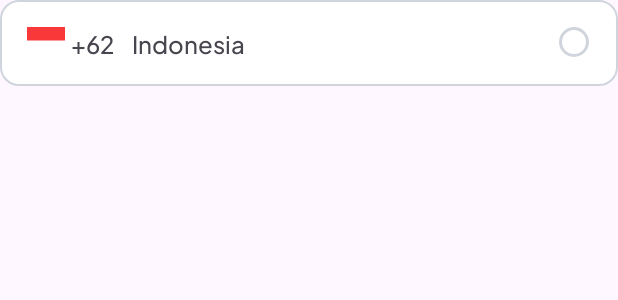
After one commit to SkyExplorer-Team/android-dev, an Android app: the layout item_phone_number.xml on its own in the app's theme, with its tools: preview values and no code run, on a phone screen of 412 x 824 dp. The commit adds this screen. Shown: the top 300 px of the screen. Run offline under Robolectric (Android 15) with nearby library versions, the phone set to English and light mode, and no system bars.

Commit message:
slicing OTP

```diff
--- a/app/build.gradle.kts
+++ b/app/build.gradle.kts
@@ -50,4 +50,5 @@ dependencies {
     testImplementation("junit:junit:4.13.2")
     androidTestImplementation("androidx.test.ext:junit:1.1.5")
     androidTestImplementation("androidx.test.espresso:espresso-core:3.5.1")
+    implementation("com.github.mukeshsolanki.android-otpview-pinview:otpview:3.1.0")
 }
--- /dev/null
+++ b/app/src/main/res/drawable/bg_nationality_border.xml
@@ -0,0 +1,8 @@
+<?xml version="1.0" encoding="utf-8"?>
+<shape xmlns:android="http://schemas.android.com/apk/res/android">
+    <solid android:color="@color/white" /> <!-- Warna latar belakang (putih) -->
+    <corners android:radius="12dp" /> <!-- Radius sudut (12dp) -->
+    <stroke
+        android:width="1dp"
+        android:color="@color/neutral_300" />
+</shape>
--- /dev/null
+++ b/app/src/main/res/drawable/indonesia.xml
@@ -0,0 +1,17 @@
+<vector xmlns:android="http://schemas.android.com/apk/res/android"
+    android:width="22dp"
+    android:height="16dp"
+    android:viewportWidth="22"
+    android:viewportHeight="16">
+  <group>
+    <clip-path
+        android:pathData="M0,0h22v16h-22z"/>
+    <path
+        android:pathData="M2,0L20,0A2,2 0,0 1,22 2L22,14A2,2 0,0 1,20 16L2,16A2,2 0,0 1,0 14L0,2A2,2 0,0 1,2 0z"
+        android:fillColor="#ffffff"/>
+    <path
+        android:pathData="M0,0H22V8H0V0Z"
+        android:fillColor="#F93939"
+        android:fillType="evenOdd"/>
+  </group>
+</vector>
--- a/app/src/main/res/layout/fragment_sign_in.xml
+++ b/app/src/main/res/layout/fragment_sign_in.xml
@@ -140,7 +140,6 @@
         android:text="@string/sign_up"
         android:textColor="@color/primary_500"
         android:textSize="16sp"
-
         app:layout_constraintBottom_toTopOf="@id/btnSignIn"
         app:layout_constraintEnd_toEndOf="parent"
         app:layout_constraintStart_toEndOf="@id/haventAcc" />
--- /dev/null
+++ b/app/src/main/res/layout/item_phone_number.xml
@@ -0,0 +1,53 @@
+<?xml version="1.0" encoding="utf-8"?>
+<androidx.constraintlayout.widget.ConstraintLayout xmlns:android="http://schemas.android.com/apk/res/android"
+    xmlns:app="http://schemas.android.com/apk/res-auto"
+    xmlns:tools="http://schemas.android.com/tools"
+    android:layout_width="match_parent"
+    android:layout_height="wrap_content"
+    android:layout_marginBottom="20dp"
+    android:background="@drawable/bg_nationality_border"
+    android:padding="18dp">
+
+    <ImageView
+        android:id="@+id/ivNationality"
+        android:layout_width="25dp"
+        android:layout_height="18dp"
+        android:src="@drawable/indonesia"
+        app:layout_constraintStart_toStartOf="parent"
+        app:layout_constraintTop_toTopOf="parent" />
+
+    <TextView
+        android:id="@+id/tvCode"
+        android:layout_width="wrap_content"
+        android:layout_height="wrap_content"
+        android:fontFamily="@font/pjs_medium"
+        android:textSize="16sp"
+        android:layout_marginStart="4dp"
+        app:layout_constraintBottom_toBottomOf="@id/ivNationality"
+        app:layout_constraintStart_toEndOf="@id/ivNationality"
+        app:layout_constraintTop_toTopOf="@id/ivNationality"
+        tools:text="+62" />
+
+    <TextView
+        android:id="@+id/tvNationality"
+        android:layout_width="wrap_content"
+        android:layout_height="wrap_content"
+        android:layout_marginStart="12dp"
+        android:fontFamily="@font/pjs_medium"
+        android:textSize="16sp"
+        app:layout_constraintBottom_toBottomOf="@id/ivNationality"
+        app:layout_constraintStart_toEndOf="@id/tvCode"
+        app:layout_constraintTop_toTopOf="@id/ivNationality"
+        tools:text="Indonesia" />
+
+    <com.google.android.material.radiobutton.MaterialRadioButton
+        android:id="@+id/rbNationality"
+        android:layout_width="27dp"
+        android:layout_height="20dp"
+        app:buttonTint="@color/neutral_300"
+        app:layout_constraintBottom_toBottomOf="@id/ivNationality"
+        app:layout_constraintEnd_toEndOf="parent"
+        app:layout_constraintTop_toTopOf="@id/ivNationality" />
+
+
+</androidx.constraintlayout.widget.ConstraintLayout>
--- a/app/src/main/res/values/strings.xml
+++ b/app/src/main/res/values/strings.xml
@@ -41,4 +41,10 @@
     <string name="personal">Personal</string>
     <string name="contact">Contact</string>
     <string name="check">Check</string>
+    <string name="select_your_nationality">Select your nationality</string>
+    <string name="please_select_your_nationality">Please select your nationality from the options below for the personal information.</string>
+    <string name="select_your_country_code">Select your country code</string>
+    <string name="please_select_your_code">Please select your country code from the options below for the contact.</string>
+    <string name="didn_t_receive_code">Didn’t receive code?</string>
+    <string name="resend">Resend</string>
 </resources>
--- a/settings.gradle.kts
+++ b/settings.gradle.kts
@@ -10,6 +10,7 @@ dependencyResolutionManagement {
     repositories {
         google()
         mavenCentral()
+        maven("https://jitpack.io")
     }
 }
 
```
Also changed, not shown: app/src/main/res/drawable/bg_sheet.xml (added, +8 -0 lines), app/src/main/res/layout/fragment_sign_up_otp.xml (+63 -2 lines), app/src/main/res/layout/item_nationality.xml (added, +41 -0 lines), app/src/main/res/layout/nationality_bottom_sheet.xml (added, +52 -0 lines), app/src/main/res/layout/phone_number_sheet.xml (added, +52 -0 lines), build.gradle.kts (line endings or trailing spaces).
